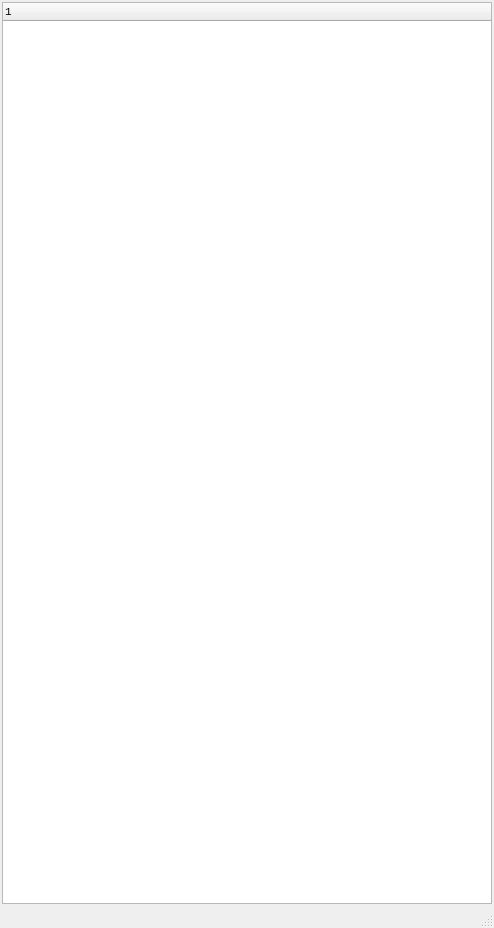
This is navigator/NavTableWindow.ui in rprichard/CxxCodeBrowser as Qt 5 draws it before an edit. The edited form follows.
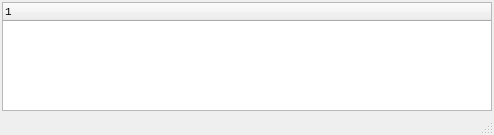
This is the edited form.

The edit to the form file:
```diff
--- a/navigator/NavTableWindow.ui
+++ b/navigator/NavTableWindow.ui
@@ -7,7 +7,7 @@
     <x>0</x>
     <y>0</y>
     <width>494</width>
-    <height>928</height>
+    <height>135</height>
    </rect>
   </property>
   <property name="windowTitle">
```
